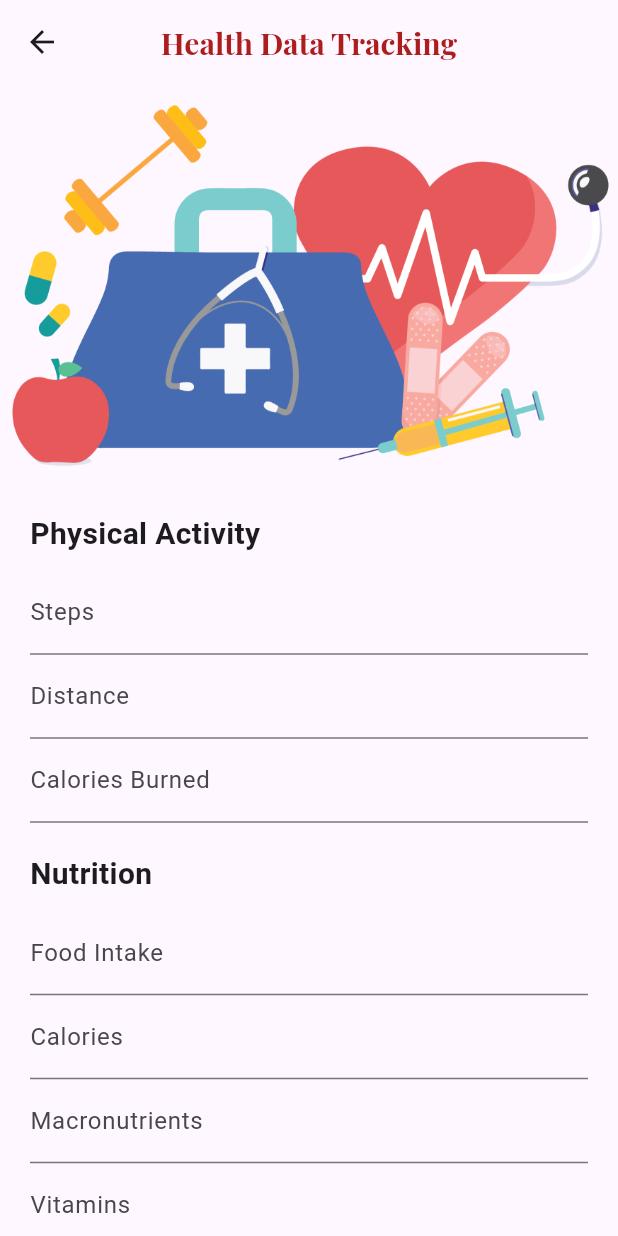
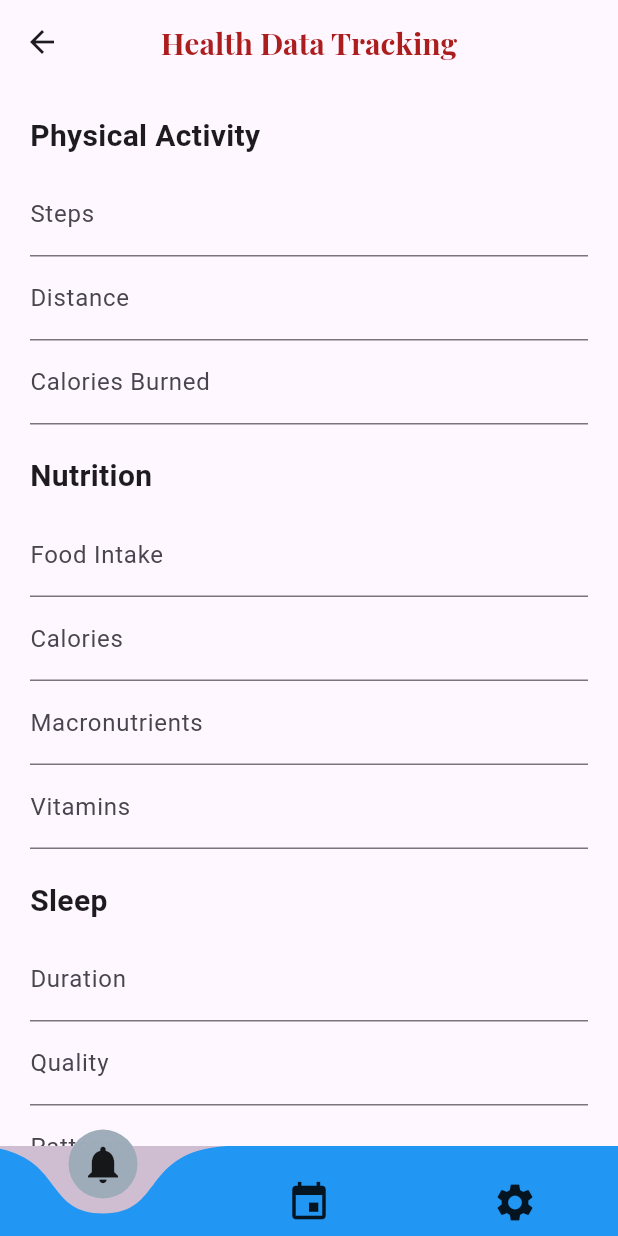
Before and after one commit to sahan365/ComputingGroupProject, a Flutter app: the HealthDataTrackingPage screen opened directly, on a phone screen of 412 x 824 dp. Run offline on Flutter 3.47's test engine with Material 3 defaults, Android fonts, the phone set to English and light mode, and no system bars; drawn by our look-alikes of curved_navigation_bar; our stand-ins replace carousel_slider, firebase_auth, firebase_core, table_calendar; accounts and stored records are empty.

Commit message:
Update healthdatatracking_page.dart

```diff
--- a/flutter_application12/lib/healthdatatracking_page.dart
+++ b/flutter_application12/lib/healthdatatracking_page.dart
@@ -1,6 +1,41 @@
+import 'package:curved_navigation_bar/curved_navigation_bar.dart';
 import 'package:flutter/material.dart';
+import 'package:flutter_application12/HealthReportPage.dart';
+import 'package:flutter_application12/calendar_page.dart';
+import 'package:flutter_application12/healthreminders_page.dart';
+import 'package:flutter_application12/settings_page.dart';
 
-class HealthDataTrackingPage extends StatelessWidget {
+class HealthDataTrackingPage extends StatefulWidget {
+  const HealthDataTrackingPage({super.key});
+
+  @override
+  _HealthDataTrackingPageState createState() => _HealthDataTrackingPageState();
+}
+
+class _HealthDataTrackingPageState extends State<HealthDataTrackingPage> {
+  final GlobalKey<FormState> _formKey = GlobalKey<FormState>();
+
+  // Variables to store form field values
+  String steps = '';
+  String distance = '';
+  String caloriesBurned = '';
+  String foodIntake = '';
+  String calories = '';
+  String macronutrients = '';
+  String vitamins = '';
+  String sleepDuration = '';
+  String sleepQuality = '';
+  String sleepPatterns = '';
+  String medicationReminders = '';
+  String medicationDosage = '';
+  String medicationSchedules = '';
+  String heartRate = '';
+  String bloodPressure = '';
+  String temperature = '';
+  String bloodSugarLevels = '';
+  String weight = '';
+  String bodyComposition = '';
+
   @override
   Widget build(BuildContext context) {
     return Scaffold(
@@ -14,16 +49,9 @@ class HealthDataTrackingPage extends StatelessWidget {
         centerTitle: true,
       ),
       body: SingleChildScrollView(
-        child: Column(
-          crossAxisAlignment: CrossAxisAlignment.stretch,
-          children: [
-            // Cover image
-            Image.asset(
-              'assets/images/tracking.png',
-              fit: BoxFit.cover,
-            ),
-            // Form
-            Padding(
+        child: Form(
+          key: _formKey,
+          child: Padding(
             padding: const EdgeInsets.all(20.0),
             child: Column(
               crossAxisAlignment: CrossAxisAlignment.start,
@@ -36,9 +64,10 @@ class HealthDataTrackingPage extends StatelessWidget {
                   ),
                 ),
                 const SizedBox(height: 10),
-                  _buildFormField('Steps'),
-                  _buildFormField('Distance'),
-                  _buildFormField('Calories Burned'),
+                _buildFormField('Steps', (value) => steps = value),
+                _buildFormField('Distance', (value) => distance = value),
+                _buildFormField(
+                    'Calories Burned', (value) => caloriesBurned = value),
                 const SizedBox(height: 20),
                 const Text(
                   'Nutrition',
@@ -48,10 +77,11 @@ class HealthDataTrackingPage extends StatelessWidget {
                   ),
                 ),
                 const SizedBox(height: 10),
-                  _buildFormField('Food Intake'),
-                  _buildFormField('Calories'),
-                  _buildFormField('Macronutrients'),
-                  _buildFormField('Vitamins'),
+                _buildFormField('Food Intake', (value) => foodIntake = value),
+                _buildFormField('Calories', (value) => calories = value),
+                _buildFormField(
+                    'Macronutrients', (value) => macronutrients = value),
+                _buildFormField('Vitamins', (value) => vitamins = value),
                 const SizedBox(height: 20),
                 const Text(
                   'Sleep',
@@ -61,9 +91,9 @@ class HealthDataTrackingPage extends StatelessWidget {
                   ),
                 ),
                 const SizedBox(height: 10),
-                  _buildFormField('Duration'),
-                  _buildFormField('Quality'),
-                  _buildFormField('Patterns'),
+                _buildFormField('Duration', (value) => sleepDuration = value),
+                _buildFormField('Quality', (value) => sleepQuality = value),
+                _buildFormField('Patterns', (value) => sleepPatterns = value),
                 const SizedBox(height: 20),
                 const Text(
                   'Medication',
@@ -73,9 +103,11 @@ class HealthDataTrackingPage extends StatelessWidget {
                   ),
                 ),
                 const SizedBox(height: 10),
-                  _buildFormField('Reminders'),
-                  _buildFormField('Dosage'),
-                  _buildFormField('Schedules'),
+                _buildFormField(
+                    'Reminders', (value) => medicationReminders = value),
+                _buildFormField('Dosage', (value) => medicationDosage = value),
+                _buildFormField(
+                    'Schedules', (value) => medicationSchedules = value),
                 const SizedBox(height: 20),
                 const Text(
                   'Vital Signs',
@@ -85,10 +117,12 @@ class HealthDataTrackingPage extends StatelessWidget {
                   ),
                 ),
                 const SizedBox(height: 10),
-                  _buildFormField('Heart Rate'),
-                  _buildFormField('Blood Pressure'),
-                  _buildFormField('Temperature'),
-                  _buildFormField('Blood Sugar Levels'),
+                _buildFormField('Heart Rate', (value) => heartRate = value),
+                _buildFormField(
+                    'Blood Pressure', (value) => bloodPressure = value),
+                _buildFormField('Temperature', (value) => temperature = value),
+                _buildFormField(
+                    'Blood Sugar Levels', (value) => bloodSugarLevels = value),
                 const SizedBox(height: 20),
                 const Text(
                   'Weight',
@@ -98,29 +132,111 @@ class HealthDataTrackingPage extends StatelessWidget {
                   ),
                 ),
                 const SizedBox(height: 10),
-                  _buildFormField('Weight'),
-                  _buildFormField('Body Composition'),
+                _buildFormField('Weight', (value) => weight = value),
+                _buildFormField(
+                    'Body Composition', (value) => bodyComposition = value),
                 const SizedBox(height: 20),
                 ElevatedButton(
                   onPressed: () {
-                      // Implement logic
+                    // Save form data
+                    _saveData();
                   },
                   child: const Text('Save'),
                 ),
               ],
             ),
           ),
+        ),
+      ),
+      bottomNavigationBar: CurvedNavigationBar(
+        // Replace BottomAppBar with CurvedNavigationBar
+        backgroundColor:
+            Color.fromARGB(255, 207, 190, 210), // Change bottom app bar color
+        color: Colors.blue, // Change the background color of the bar items
+        buttonBackgroundColor: const Color.fromARGB(
+            251, 157, 172, 185), // Change the background color of the buttons
+        height: 60, // Adjust the height of the bar
+        items: const <Widget>[
+          Icon(Icons.notifications, size: 30),
+          Icon(Icons.event, size: 30),
+          Icon(Icons.settings, size: 30),
         ],
-        ),
+        onTap: (index) {
+          if (index == 0) {
+            Navigator.push(
+              context,
+              MaterialPageRoute(builder: (context) => HealthRemindersPage()),
+            ); // Navigate to Notifications Page
+          } else if (index == 1) {
+            Navigator.push(
+              context,
+              MaterialPageRoute(builder: (context) => CalendarPage()),
+            ); // Navigate to Calender Page
+          } else if (index == 2) {
+            Navigator.push(
+              context,
+              MaterialPageRoute(builder: (context) => SettingsPage()),
+            ); // Navigate to Settings Page
+          }
+        },
       ),
     );
   }
 
-  Widget _buildFormField(String labelText) {
+  Widget _buildFormField(String labelText, Function(String) onSaved) {
     return TextFormField(
       decoration: InputDecoration(
         labelText: labelText,
       ),
+      validator: (value) {
+        if (value == null || value.isEmpty) {
+          return 'Please enter some text';
+        }
+        return null;
+      },
+      onSaved: (value) {
+        // Implement your saving logic here using the 'value'
+      },
+    );
+  }
+
+  void _saveData() {
+    if (_formKey.currentState!.validate()) {
+      _formKey.currentState!.save();
+      // Create a map to store the health data
+      var healthData = {
+        'Steps': steps,
+        'Distance': distance,
+        'Calories Burned': caloriesBurned,
+        'Food Intake': foodIntake,
+        'Calories': calories,
+        'Macronutrients': macronutrients,
+        'Vitamins': vitamins,
+        'Sleep Duration': sleepDuration,
+        'Medication Dosage': medicationDosage,
+        'Medication Schedules': medicationSchedules,
+        'Heart Rate': heartRate,
+        'Blood Pressure': bloodPressure,
+        'Temperature': temperature,
+        'Blood Sugar Levels': bloodSugarLevels,
+        'Weight': weight,
+        'Body Composition': bodyComposition,
+      };
+
+      // Navigate to the report page and pass the health data
+      Navigator.push(
+        context,
+        MaterialPageRoute(
+          builder: (context) => HealthReportPage(healthData: healthData),
+        ),
       );
     }
   }
+  // Implement logic to save the form data
+  // Here you can use the variables (steps, distance, etc.) to access the form field values
+  // For example:
+  // print('Steps: $steps');
+  // print('Distance: $distance');
+  // print('Calories Burned: $caloriesBurned');
+  // and so on...
+}
```
Lines whose indentation alone changed are shown as unchanged.
